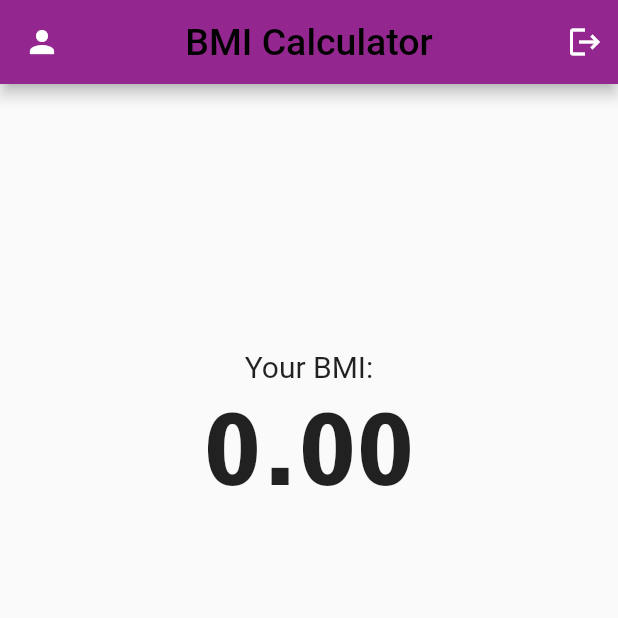
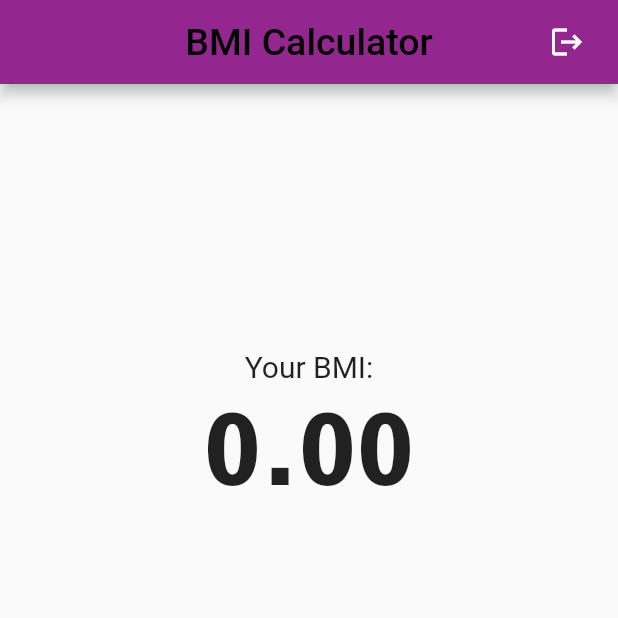
Before and after one commit to Krishanthapathum/bmi_calculator, a Flutter app: the screen it shows after launch, on a phone screen of 412 x 824 dp, the top half of it. Run offline on Flutter 3.47's test engine with Material 2 defaults, Android fonts, the phone set to English and light mode, and no system bars.

```diff
--- a/lib/main.dart
+++ b/lib/main.dart
@@ -13,6 +13,6 @@ class MyApp extends StatelessWidget {
   @override
   Widget build(BuildContext context) {
     return const MaterialApp(
-        debugShowCheckedModeBanner: false, home: HomeScreen());
+        debugShowCheckedModeBanner: false, home: SplashScreen());
   }
 }
--- a/lib/screens/developer_profile.dart
+++ b/lib/screens/developer_profile.dart
@@ -52,7 +52,7 @@ class _DeveloperProfileScreenState extends State<DeveloperProfileScreen> {
                             crossAxisAlignment: CrossAxisAlignment.center,
                             children: [
                               Text(
-                                "Dilan Jayasinghe",
+                                "Krishantha Pathumm",
                                 style: const TextStyle(
                                   color: Colors.white,
                                   fontSize: 30,
--- a/lib/screens/home_screen.dart
+++ b/lib/screens/home_screen.dart
@@ -1,4 +1,5 @@
 import 'package:flutter/material.dart';
+import 'package:flutter/services.dart';
 
 class HomeScreen extends StatefulWidget {
   const HomeScreen({super.key});
@@ -21,10 +22,14 @@ class _HomeScreenState extends State<HomeScreen> {
 
     return Scaffold(
       appBar: AppBar(
-        leading: const Icon(Icons.person),
-        actions: const [
-          Icon(Icons.logout),
-          SizedBox(width: 10),
+        // leading: const Icon(Icons.person),
+        actions: [
+          IconButton(
+              icon: const Icon(Icons.logout),
+              onPressed: () {
+                SystemNavigator.pop();
+              }),
+          const SizedBox(width: 10),
         ],
         title: const Text(
           "BMI Calculator",
```
